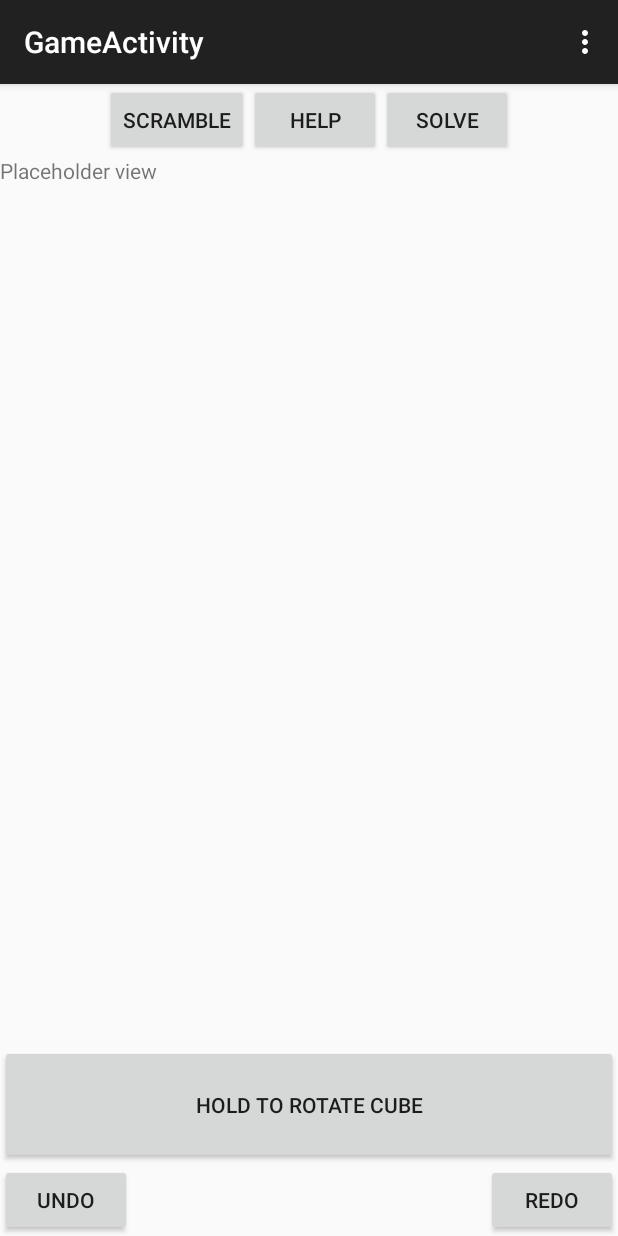
After one commit to atwatanabe/RealCube, an Android app: the GameActivity screen opened directly, with no data from a screen before it, on a phone screen of 412 x 824 dp. The commit adds this screen. Run offline under Robolectric (Android 15) with nearby library versions, the phone set to English and light mode, and no system bars.

Commit message:
Includes GameActivity and links to it from MainActivity

```diff
--- /dev/null
+++ b/app/src/main/java/atwatanabe/realcube/GameActivity.java
@@ -0,0 +1,39 @@
+package atwatanabe.realcube;
+
+import android.support.v7.app.ActionBarActivity;
+import android.os.Bundle;
+import android.view.Menu;
+import android.view.MenuItem;
+
+
+public class GameActivity extends ActionBarActivity {
+
+    @Override
+    protected void onCreate(Bundle savedInstanceState) {
+        super.onCreate(savedInstanceState);
+        setContentView(R.layout.activity_game);
+    }
+
+
+    @Override
+    public boolean onCreateOptionsMenu(Menu menu) {
+        // Inflate the menu; this adds items to the action bar if it is present.
+        getMenuInflater().inflate(R.menu.menu_game, menu);
+        return true;
+    }
+
+    @Override
+    public boolean onOptionsItemSelected(MenuItem item) {
+        // Handle action bar item clicks here. The action bar will
+        // automatically handle clicks on the Home/Up button, so long
+        // as you specify a parent activity in AndroidManifest.xml.
+        int id = item.getItemId();
+
+        //noinspection SimplifiableIfStatement
+        if (id == R.id.action_settings) {
+            return true;
+        }
+
+        return super.onOptionsItemSelected(item);
+    }
+}
--- /dev/null
+++ b/app/src/main/res/layout/activity_game.xml
@@ -0,0 +1,66 @@
+<LinearLayout xmlns:android="http://schemas.android.com/apk/res/android"
+    xmlns:tools="http://schemas.android.com/tools" android:layout_width="match_parent"
+    android:layout_height="match_parent"
+    tools:context="atwatanabe.realcube.GameActivity"
+    android:orientation="vertical">
+
+    <LinearLayout
+        android:layout_width="match_parent"
+        android:layout_height="wrap_content"
+        android:gravity="center">
+
+        <Button
+            android:id="@+id/scrambleButton"
+            android:layout_width="wrap_content"
+            android:layout_height="wrap_content"
+            android:text="@string/scramble"/>
+
+        <Button
+            android:id="@+id/helpButton"
+            android:layout_width="wrap_content"
+            android:layout_height="wrap_content"
+            android:text="@string/help"/>
+
+        <Button
+            android:id="@+id/solveButton"
+            android:layout_width="wrap_content"
+            android:layout_height="wrap_content"
+            android:text="@string/solve"/>
+
+    </LinearLayout>
+
+    <TextView
+        android:layout_width="match_parent"
+        android:layout_height="wrap_content"
+        android:text="Placeholder view"
+        android:layout_weight="1"/>
+
+    <Button
+        android:id="@+id/rotateCubeButton"
+        android:layout_width="match_parent"
+        android:layout_height="wrap_content"
+        android:text="Hold to rotate cube"
+        android:padding="30dp"/>
+
+    <RelativeLayout
+        android:layout_width="match_parent"
+        android:layout_height="wrap_content"
+        android:orientation="horizontal">
+
+        <Button
+            android:id="@+id/undoButton"
+            android:layout_width="wrap_content"
+            android:layout_height="wrap_content"
+            android:text="@string/undo"
+            android:layout_alignParentLeft="true"/>
+
+        <Button
+            android:id="@+id/redoButton"
+            android:layout_width="wrap_content"
+            android:layout_height="wrap_content"
+            android:text="@string/redo"
+            android:layout_alignParentRight="true"/>
+
+     </RelativeLayout>
+
+</LinearLayout>
--- a/app/src/main/res/layout/activity_main.xml
+++ b/app/src/main/res/layout/activity_main.xml
@@ -44,11 +44,13 @@
             android:layout_weight="1">
 
             <ImageButton
+                android:id="@+id/twoByTwo"
                 android:layout_width="wrap_content"
                 android:layout_height="match_parent"
                 android:layout_weight="1"/>
 
             <ImageButton
+                android:id="@+id/threeByThree"
                 android:layout_width="wrap_content"
                 android:layout_height="match_parent"
                 android:layout_weight="1"/>
@@ -62,11 +64,13 @@
             android:layout_weight="1">
 
             <ImageButton
+                android:id="@+id/fourByFour"
                 android:layout_width="wrap_content"
                 android:layout_height="match_parent"
                 android:layout_weight="1"/>
 
             <ImageButton
+                android:id="@+id/fiveByFive"
                 android:layout_width="wrap_content"
                 android:layout_height="match_parent"
                 android:layout_weight="1"/>
--- /dev/null
+++ b/app/src/main/res/menu/menu_game.xml
@@ -0,0 +1,6 @@
+<menu xmlns:android="http://schemas.android.com/apk/res/android"
+    xmlns:app="http://schemas.android.com/apk/res-auto"
+    xmlns:tools="http://schemas.android.com/tools" tools:context="atwatanabe.realcube.GameActivity">
+    <item android:id="@+id/action_settings" android:title="@string/action_settings"
+        android:orderInCategory="100" app:showAsAction="never" />
+</menu>
--- a/app/src/main/res/values/strings.xml
+++ b/app/src/main/res/values/strings.xml
@@ -3,7 +3,11 @@
     <string name="options">Options</string>
     <string name="sensitivity1">Cube Manipulation Sensitivity</string>
     <string name="sensitivity2">Cube Rotation Sensitivity</string>
-
-    <string name="hello_world">Hello world!</string>
+    <string name="help">Help</string>
+    <string name="undo">Undo</string>
+    <string name="redo">Redo</string>
+    <string name="solve">Solve</string>
+    <string name="scramble">Scramble</string>
     <string name="action_settings">Settings</string>
+    <string name="title_activity_game">GameActivity</string>
 </resources>
```
Also changed, not shown: app/src/main/AndroidManifest.xml (+5 -4 lines), app/src/main/java/atwatanabe/realcube/MainActivity.java (+37 -0 lines).
